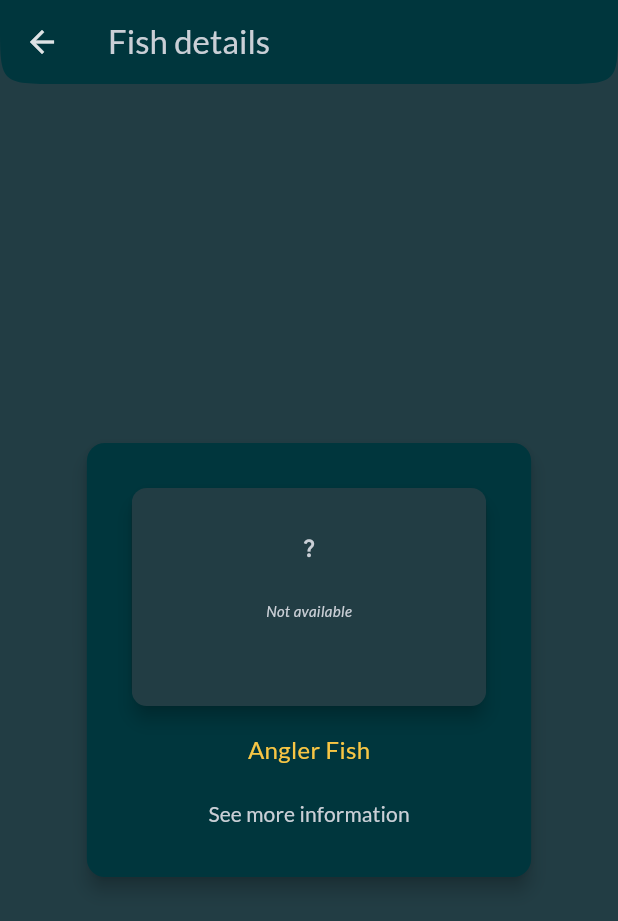
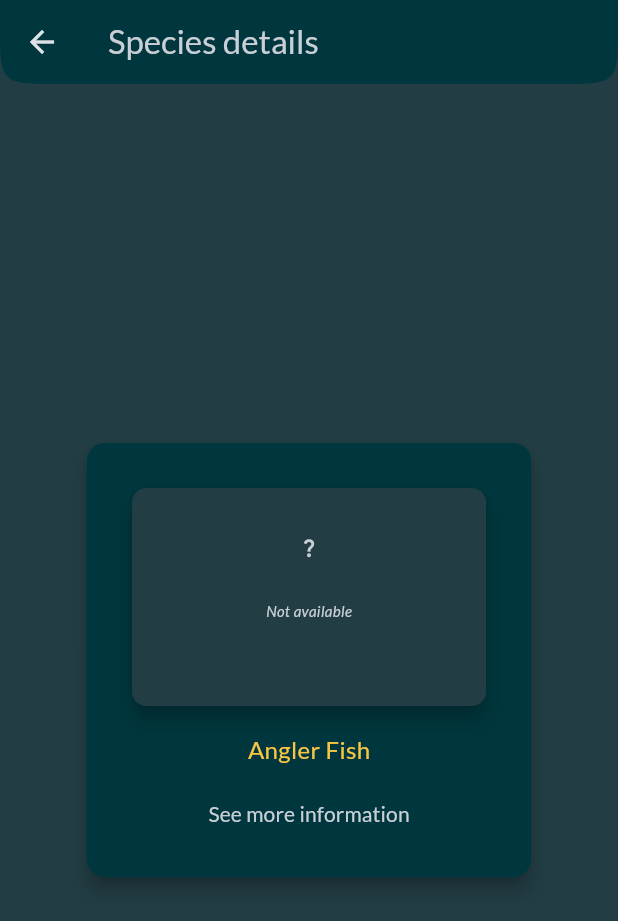
Before and after one commit to davidetarsi/sea_sentinels, a Flutter app: the CollectionScreen screen opened directly, after a tap on "Not available", on a phone screen of 412 x 824 dp. Shown: the top 921 px of the screen. Run offline on Flutter 3.47's test engine with Material 3 defaults, Android fonts, the phone set to English and light mode, and no system bars; our stand-ins replace cloud_firestore, email_validator, firebase_auth, firebase_core, flutter_map, flutter_riverpod and 8 more; missing offline and left inert: flutter_map_cancellable_tile_provider, flutter_map_location_marker, fx_stepper, mongo_dart; accounts and stored records are empty; generated files the repository leaves out were written again.

Commit message:
minor interface changes

```diff
--- a/lib/constants.dart
+++ b/lib/constants.dart
@@ -14,3 +14,4 @@
 const kLightDarkBlue = Color.fromRGBO(34, 61, 68, 1);
 const kOriginalBlue = Color.fromRGBO(43, 53, 125, 1);
 final dateFormat = DateFormat("dd-MM-yyyy HH:mm:ss");
+const errorColor = Color.fromARGB(255, 152, 0, 0);
--- a/lib/providers/fish_list_provider.dart
+++ b/lib/providers/fish_list_provider.dart
@@ -8,7 +8,7 @@
 
 @Riverpod()
 Future<List<FishItem>> getFishCollection(GetFishCollectionRef ref) async {
-  final FishRepository repository = await ref.read(fishRepositoryProvider.future);
-  final fishCollection = repository.fetchFishCollection();
+  final FishRepository repository = await ref.watch(fishRepositoryProvider.future);
+  final fishCollection = await repository.fetchFishCollection();
   return fishCollection;
 }
--- a/lib/repositories/firebase_fish_repository.dart
+++ b/lib/repositories/firebase_fish_repository.dart
@@ -16,6 +16,7 @@
   Future<bool> init() async {
     fishVault = await ref.watch(fishDataProvider.future);
     divingRepository = await ref.watch(divingRepositoryProvider.future);
+    print('Fish repository initialized');
     return Future.value(true);
   }
 
@@ -23,11 +24,18 @@
   Future<List<FishItem>> fetchFishCollection() async {
     //TODO: da sistemare quando ci sarà il db
     List<Diving> dives = await divingRepository!.getAllDives();
+    print('Dives fetched');
+    print(dives);
     List<FishItem> divesFishList = [];
     for (Diving dive in dives) {
-      divesFishList.addAll(dive.fishList);
+      for (FishItem fishItem in dive.fishList) {
+        if (!divesFishList.contains(fishItem)) {
+          divesFishList.add(fishItem);
+        }
+      }
     }
     updateFishCollection(divesFishList);
+    print('Fish collection fetched');
     return fishVault.fishCollection;
   }
 
@@ -54,8 +62,10 @@
           .removeWhere((FishItem fish) => fish.fish.name == newFishName);
       fishVault.fishCollection.add(fishItem);
     }
+    print('Fish collection updated');
     fishVault.fishCollection.sort((fishItemA, fishItemB) =>
         fishItemA.fish.name.compareTo(fishItemB.fish.name));
+    print('Fish collection sorted');
   }
 
   @override
--- a/lib/repositories/fish_repository.dart
+++ b/lib/repositories/fish_repository.dart
@@ -10,7 +10,7 @@
 Future<FishRepository> fishRepository(FishRepositoryRef ref) async {
   //throw UnimplementedError();
   //TODO crea e instanzia la repository che ti serve (db? file? mock?)
-  final repository = DbFishRepository(ref);
+  final repository = FirebaseFishRepository(ref);
   await repository.init();
   return repository;
 }
--- a/lib/view/collection_screen.dart
+++ b/lib/view/collection_screen.dart
@@ -19,7 +19,7 @@
 
     return MyScaffold(
       backButton: false,
-      title: "My fish collection",
+      title: "My species collection",
       body: fishListAsync.when(
         data: (fishList) {
           return GridView.count(
--- a/lib/view/diving_information_screen.dart
+++ b/lib/view/diving_information_screen.dart
@@ -57,7 +57,7 @@
               text: ' ${diving.duration.toString().substring(0, 4)} h'),
              const Center(
                 child: Text(
-                  'Fish seen:',
+                  'Species seen:',
                   style: TextStyle(
                     color: kYellow,
                     fontSize: 20,
@@ -65,7 +65,7 @@
                 ),
               ),
             Padding(
-              padding: const EdgeInsets.fromLTRB(15, 0, 15, 15),
+              padding: const EdgeInsets.fromLTRB(15, 10, 15, 15),
               child: GridView.builder(
                 shrinkWrap: true,
                 gridDelegate: const SliverGridDelegateWithFixedCrossAxisCount(
--- a/lib/view/fish_details_screen.dart
+++ b/lib/view/fish_details_screen.dart
@@ -12,7 +12,7 @@
   @override
   Widget build(BuildContext context) {
     return MyScaffold(
-      title: "Fish details",
+      title: "Species details",
       body: Center(
         child: Padding(
             padding: const EdgeInsets.all(10),
--- a/lib/view/new_diving_screen.dart
+++ b/lib/view/new_diving_screen.dart
@@ -285,7 +285,7 @@
         isActive: _currentStep >= 1,
       ),
       FxStep(
-        title: Text('Fish seen',
+        title: Text('Sighted species',
             style: TextStyle(color: _currentStep >= 2 ? kYellow : kBlueGrey)),
         content: fishListAsync.when(
           data: (repo) {
--- a/lib/view/widget/diving_survey/diving_information_survey.dart
+++ b/lib/view/widget/diving_survey/diving_information_survey.dart
@@ -33,7 +33,7 @@
 
           const Center(
             child: Text(
-              'Fish seen:',
+              'Species seen:',
               style: TextStyle(
                 color: kYellow,
                 fontSize: 20,
--- a/lib/view/widget/diving_survey/survey_text_field.dart
+++ b/lib/view/widget/diving_survey/survey_text_field.dart
@@ -108,6 +108,11 @@
               borderSide: BorderSide(color: kYellow),
               borderRadius: BorderRadius.all(Radius.circular(10)),
             ),
+            errorStyle: const TextStyle(color: kYellow),
+            errorBorder: const OutlineInputBorder(
+              borderSide: BorderSide(color: kYellow),
+              borderRadius: BorderRadius.all(Radius.circular(10)),
+            ),
           ),
           validator: (value) {
             if (isNumber) {
```
Also changed, not shown: lib/view/login_screen.dart (+58 -12 lines), lib/view/signup_screen.dart (+6 -5 lines), lib/view/widget/login_textfield.dart (+6 -6 lines), lib/assets/photo/anglerFish.jpg, 3 other files.
